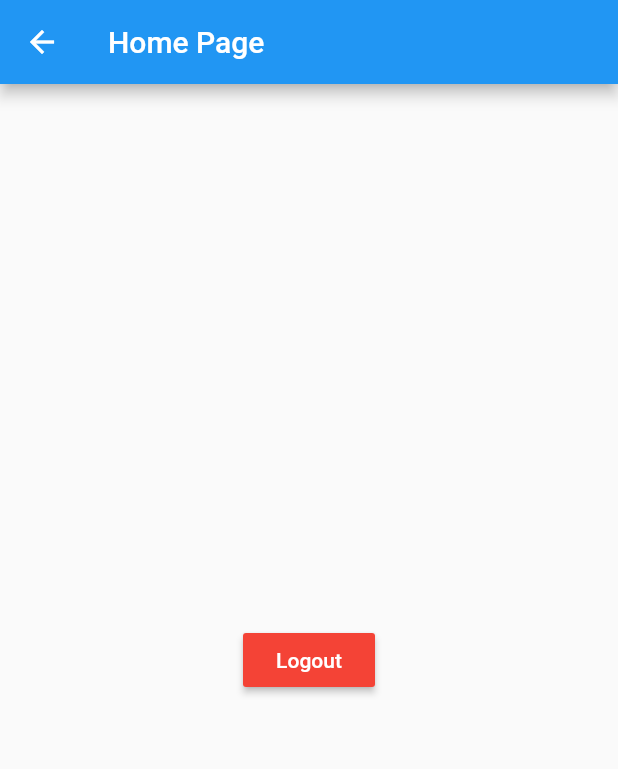
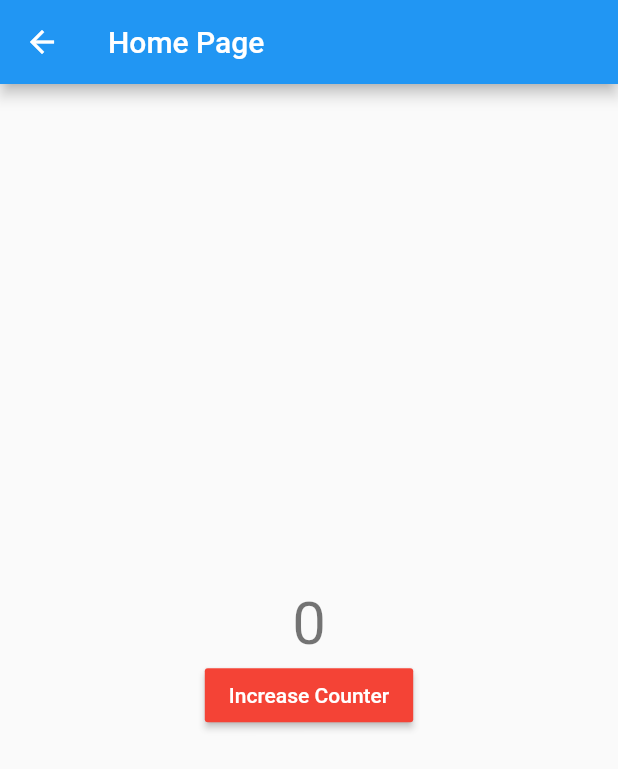
Before and after one commit to AbdelrahmanFouad1/GetX, a Flutter app: the HomePage screen opened by its route, on a phone screen of 412 x 824 dp. Shown: the top 769 px of the screen. Run offline on Flutter 3.47's test engine with Material 2 defaults, Android fonts, the phone set to English and light mode, and no system bars; our stand-ins replace get, shared_preferences; accounts and stored records are empty.

Commit message:
GetXServices and GetView

```diff
--- a/lib/utils/middleware/auth_middleware.dart
+++ b/lib/utils/middleware/auth_middleware.dart
@@ -1,6 +1,7 @@
 import 'package:flutter/material.dart';
 import 'package:get/get_navigation/get_navigation.dart';
 import 'package:get_x/main.dart';
+import 'package:get_x/utils/services/setting_services.dart';
 
 class AuthMiddleware extends GetMiddleware{
 
@@ -9,8 +10,8 @@ class AuthMiddleware extends GetMiddleware{
 
   @override
   RouteSettings? redirect(String? route) {
-    if(prefs!.getString('role') == 'user') return const RouteSettings(name: '/home');
-    if(prefs!.getString('role') == 'admin') return const RouteSettings(name: '/admin');
+    if(SettingServices.prefs!.getString('role') == 'user') return const RouteSettings(name: '/home');
+    if(SettingServices.prefs!.getString('role') == 'admin') return const RouteSettings(name: '/admin');
     return null;
 
   }
--- /dev/null
+++ b/lib/utils/services/setting_services.dart
@@ -0,0 +1,18 @@
+import 'package:get/get.dart';
+import 'package:get/get_state_manager/get_state_manager.dart';
+import 'package:shared_preferences/shared_preferences.dart';
+
+class SettingServices  extends GetxService{
+   static SharedPreferences? prefs;
+   RxInt counter = 0.obs;
+
+  Future<SettingServices> init() async {
+    prefs = await SharedPreferences.getInstance();
+    counter.value = prefs!.getInt('counter') ?? 0;
+    return this;
+  }
+  increase(){
+    counter.value++;
+    prefs!.setInt('counter', counter.value);
+  }
+}
--- a/lib/view/admin.dart
+++ b/lib/view/admin.dart
@@ -1,6 +1,7 @@
 import 'package:flutter/material.dart';
 import 'package:get/get.dart';
 import 'package:get_x/main.dart';
+import 'package:get_x/utils/services/setting_services.dart';
 
 
 class AdminPage extends StatelessWidget {
@@ -18,7 +19,7 @@ class AdminPage extends StatelessWidget {
           Center(
             child: MaterialButton(
                 onPressed: (){
-                  prefs!.clear();
+                  SettingServices.prefs!.clear();
                   Get.offAllNamed('/');
                 },
               color: Colors.red,
--- a/lib/view/home.dart
+++ b/lib/view/home.dart
@@ -1,9 +1,9 @@
 import 'package:flutter/material.dart';
 import 'package:get/get.dart';
-import 'package:get_x/main.dart';
+import 'package:get_x/utils/services/setting_services.dart';
 
 
-class HomePage extends StatelessWidget {
+class HomePage extends GetView<SettingServices> {
    const HomePage({Key? key}) : super(key: key);
 
   @override
@@ -15,15 +15,26 @@ class HomePage extends StatelessWidget {
       body: Column(
         mainAxisAlignment: MainAxisAlignment.center,
         children: [
+          GetX<SettingServices>(
+            builder: (c) {
+             return Center(
+                child: Text(
+                  '${c.counter.value}',
+                  style: Theme.of(context).textTheme.headlineLarge,
+                ),
+              );
+            },
+          ),
           Center(
             child: MaterialButton(
                 onPressed: (){
-                  prefs!.clear();
-                  Get.offAllNamed('/');
+                  // SettingServices.prefs!.clear();
+                  // Get.offAllNamed('/');
+                  controller.increase();
                 },
               color: Colors.red,
               textColor: Colors.white,
-              child: const Text('Logout'),
+              child: const Text('Increase Counter'),
             ),
           ),
         ],
--- a/lib/view/login.dart
+++ b/lib/view/login.dart
@@ -2,6 +2,7 @@ import 'package:flutter/material.dart';
 import 'package:get/get_core/src/get_main.dart';
 import 'package:get/get_navigation/get_navigation.dart';
 import 'package:get_x/main.dart';
+import 'package:get_x/utils/services/setting_services.dart';
 
 class LoginPage extends StatelessWidget {
   const LoginPage({Key? key}) : super(key: key);
@@ -19,7 +20,7 @@ class LoginPage extends StatelessWidget {
           Center(
             child: MaterialButton(
               onPressed: (){
-                prefs!.setString('role', 'user');
+                SettingServices.prefs!.setString('role', 'user');
                 Get.offNamed('home');
               },
               color: Colors.blue,
@@ -30,7 +31,7 @@ class LoginPage extends StatelessWidget {
           Center(
             child: MaterialButton(
               onPressed: (){
-                prefs!.setString('role', 'admin');
+                SettingServices.prefs!.setString('role', 'admin');
                 Get.offNamed('admin');
               },
               color: Colors.blue,
--- a/lib/view/super.dart
+++ b/lib/view/super.dart
@@ -1,6 +1,7 @@
 import 'package:flutter/material.dart';
 import 'package:get/get.dart';
 import 'package:get_x/main.dart';
+import 'package:get_x/utils/services/setting_services.dart';
 
 
 class SuperPage extends StatelessWidget {
@@ -18,7 +19,7 @@ class SuperPage extends StatelessWidget {
           Center(
             child: MaterialButton(
                 onPressed: (){
-                  prefs!.clear();
+                  SettingServices.prefs!.clear();
                   Get.offAllNamed('/');
                 },
               color: Colors.red,
```
Also changed, not shown: lib/main.dart (+10 -5 lines).
